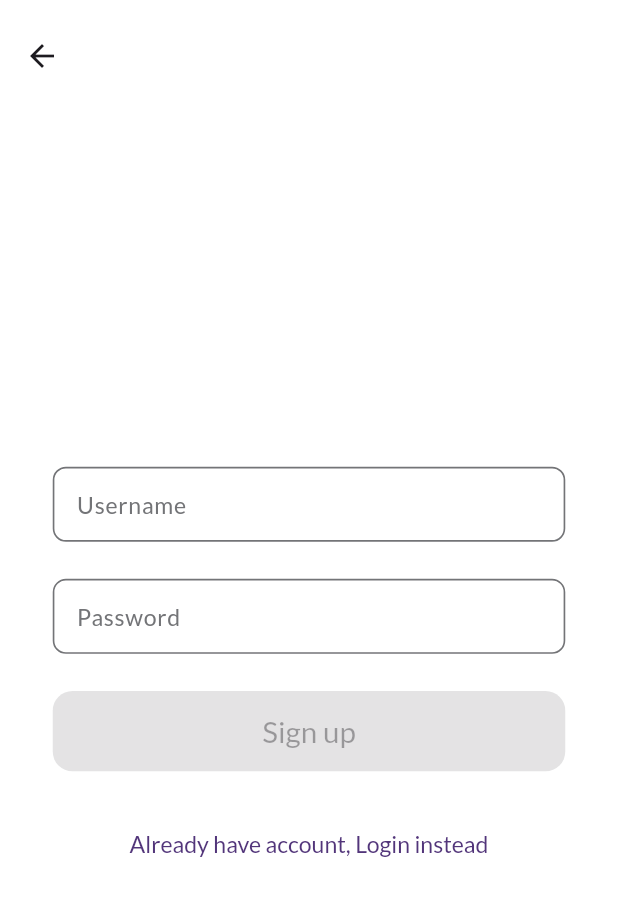
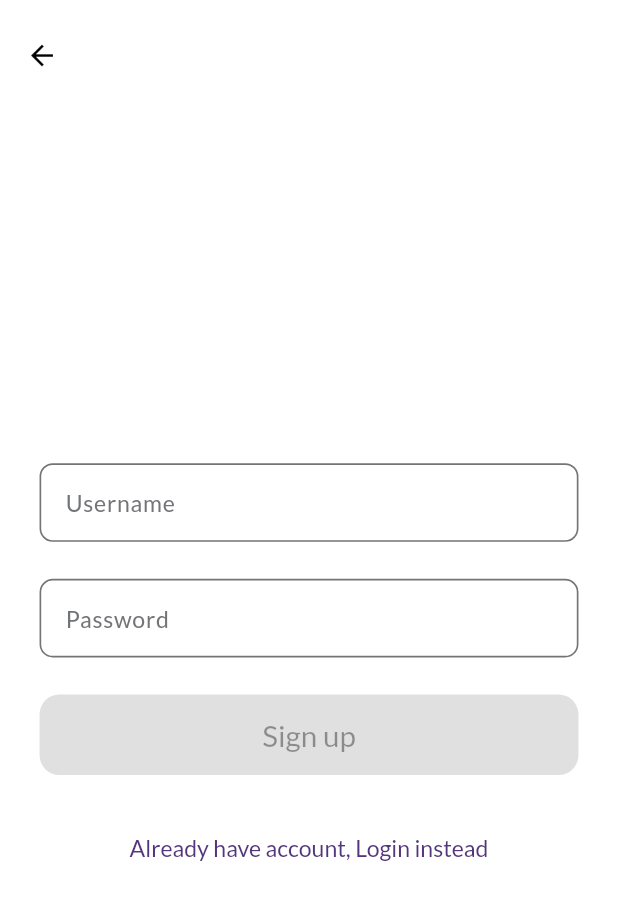
Before and after one commit to mohamedshehaby/Minapharm-task, a Flutter app: the screen it shows after launch, after a tap on an icon or button, on a phone screen of 412 x 824 dp. Shown: the top 900 px of the screen. Run offline on Flutter 3.47's test engine with Material 2 defaults, Android fonts, the phone set to English and light mode, and no system bars; our stand-ins replace bloc, cached_network_image, dartz, dio, equatable, flutter_bloc and 10 more; accounts and stored records are empty; generated files the repository leaves out were written again; network calls fail.

Commit message:
Upgrade to flutter 3.7

```diff
--- a/lib/domain/usecases/usecases.dart
+++ b/lib/domain/usecases/usecases.dart
@@ -1,5 +1,4 @@
 export 'get_movies_use_case.dart';
-export 'is_user_logged_in_use_case.dart';
 export 'is_user_logged_in_use_case.dart';
 export 'login_use_case.dart';
 export 'signout_use_case.dart';
--- a/lib/presentation/resources/colors_manager.dart
+++ b/lib/presentation/resources/colors_manager.dart
@@ -1,4 +1,6 @@
 import 'dart:ui';
+
+import 'package:flutter/material.dart' show Colors;
 
 class AppColor {
   const AppColor._();
@@ -16,4 +18,9 @@ class AppColor {
   static const Color grey1 = Color(0xff707070);
   static const Color grey2 = Color(0xff797979);
   static const Color grey3 = Color(0xff888888);
+
+  // General Colors
+  static const Color white = Colors.white;
+  static const Color red = Colors.red;
+  static const Color transparent = Colors.transparent;
 }
--- a/lib/presentation/resources/theme_manager.dart
+++ b/lib/presentation/resources/theme_manager.dart
@@ -23,30 +23,36 @@ MaterialColor createMaterialColor(Color color) {
   return MaterialColor(color.value, swatch);
 }
 
+var orientation = ScreenUtil().orientation;
+
 ThemeData getAppTheme() {
   return ThemeData(
     useMaterial3: true,
 
     // platform: TargetPlatform.iOS,
+    colorScheme: ColorScheme.fromSwatch(
+      primarySwatch: createMaterialColor(AppColor.primary),
+      primaryColorDark: AppColor.darkPrimary,
+      accentColor: AppColor.secondary,
+      errorColor: AppColor.red,
+      cardColor: AppColor.white,
+      backgroundColor: AppColor.white,
+    ),
 
-    // Main Colors
-    primaryColor: AppColor.primary,
-    primaryColorLight: AppColor.lightPrimary,
-    primaryColorDark: AppColor.darkPrimary,
     disabledColor: AppColor.grey1,
-    errorColor: Colors.red,
     splashColor: AppColor.lightPrimary,
-    primarySwatch: createMaterialColor(AppColor.primary),
-    scaffoldBackgroundColor: Colors.white,
+    scaffoldBackgroundColor: AppColor.white,
 
     // ProgressIndicator Theme
     progressIndicatorTheme: const ProgressIndicatorThemeData(color: AppColor.secondary),
 
     // App Bar Theme
     appBarTheme: AppBarTheme(
-      toolbarHeight: AppSize.s64.h,
+      toolbarHeight: ScreenUtil().screenHeight *
+          (ScreenUtil().orientation == Orientation.portrait ? .09 : .14),
+      iconTheme: IconThemeData(size: AppSize.s20.w),
       systemOverlayStyle: const SystemUiOverlayStyle(
-        statusBarColor: AppColor.primary,
+        statusBarColor: AppColor.lightPrimary,
         statusBarIconBrightness: Brightness.light,
         statusBarBrightness: Brightness.light,
       ),
@@ -54,17 +60,23 @@ ThemeData getAppTheme() {
       backgroundColor: AppColor.primary,
       shadowColor: AppColor.lightPrimary,
       elevation: 0,
-      titleTextStyle: getSemiBoldTextStyle(fontSize: FontSize.s16, color: Colors.white),
+      titleTextStyle: getSemiBoldTextStyle(fontSize: FontSize.s16, color: AppColor.white),
     ),
 
+    dialogTheme: const DialogTheme(
+      backgroundColor: AppColor.white,
+      surfaceTintColor: AppColor.white,
+    ),
     // Elevated Button Theme
     elevatedButtonTheme: ElevatedButtonThemeData(
       style: ElevatedButton.styleFrom(
-        padding: EdgeInsets.symmetric(vertical: AppSize.s12.h),
+        padding: EdgeInsets.symmetric(
+            vertical:
+                ScreenUtil().orientation == Orientation.portrait ? AppSize.s12.h : AppSize.s24.h),
         minimumSize: Size(double.infinity, AppSize.s24.h),
-        textStyle: getRegularTextStyle(color: Colors.white, fontSize: FontSize.s18),
+        textStyle: getRegularTextStyle(color: AppColor.white, fontSize: FontSize.s18),
         backgroundColor: AppColor.primary,
-        foregroundColor: Colors.white,
+        foregroundColor: AppColor.white,
         shape: RoundedRectangleBorder(borderRadius: BorderRadius.circular(AppSize.s12.w)),
       ),
     ),
@@ -99,19 +111,19 @@ ThemeData getAppTheme() {
     // Form Field Theme
     inputDecorationTheme: InputDecorationTheme(
       // content padding
-      contentPadding: const EdgeInsets.all(AppSize.s12),
+      contentPadding: EdgeInsets.all(AppSize.s12.w),
       // hint style
       hintStyle: getRegularTextStyle(color: AppColor.grey, fontSize: FontSize.s14),
       // label style
       labelStyle: getMediumTextStyle(color: AppColor.grey, fontSize: FontSize.s14),
       // error style
-      errorStyle: getRegularTextStyle(color: Colors.red),
+      errorStyle: getRegularTextStyle(color: AppColor.red),
       // enabled border
       enabledBorder: _getOutlineInputBorder(color: AppColor.grey),
       // focused border
       focusedBorder: _getOutlineInputBorder(color: AppColor.secondary),
       // error border
-      errorBorder: _getOutlineInputBorder(color: Colors.red),
+      errorBorder: _getOutlineInputBorder(color: AppColor.red),
       // focused error border
       focusedErrorBorder: _getOutlineInputBorder(color: AppColor.primary),
     ),
--- a/lib/presentation/screens/login/login_screen.dart
+++ b/lib/presentation/screens/login/login_screen.dart
@@ -2,10 +2,9 @@ import 'package:flutter/material.dart';
 import 'package:flutter_bloc/flutter_bloc.dart';
 import 'package:flutter_screenutil/flutter_screenutil.dart';
 import 'package:formz/formz.dart';
+import 'package:minapharm_task/presentation/blocs/managing/auth/auth_bloc.dart';
 import 'package:minapharm_task/presentation/blocs/validation/login/login_bloc.dart';
 import 'package:minapharm_task/presentation/resources/resources.dart';
-
-import 'package:minapharm_task/presentation/blocs/managing/auth/auth_bloc.dart';
 import 'package:minapharm_task/presentation/widgets/dialog/show_auth_error.dart';
 import 'package:minapharm_task/presentation/widgets/loading/loading_screen/loading_screen.dart';
 
@@ -38,8 +37,7 @@ class LoginScreen extends StatelessWidget {
           child: Align(
             alignment: Alignment.center,
             child: SingleChildScrollView(
-              child: Padding(
-                padding: EdgeInsets.symmetric(horizontal: AppSize.s32.w, vertical: AppSize.s20.h),
+              padding: EdgeInsets.symmetric(horizontal: AppSize.s24.w, vertical: AppSize.s20.h),
               child: Wrap(
                 alignment: WrapAlignment.center,
                 runSpacing: AppSize.s20.h,
@@ -54,7 +52,6 @@ class LoginScreen extends StatelessWidget {
           ),
         ),
       ),
-      ),
     );
   }
 }
--- a/lib/presentation/screens/movies/movie_card.dart
+++ b/lib/presentation/screens/movies/movie_card.dart
@@ -1,10 +1,9 @@
 import 'package:cached_network_image/cached_network_image.dart';
 import 'package:flutter/material.dart';
 import 'package:flutter_screenutil/flutter_screenutil.dart';
-import 'package:minapharm_task/presentation/widgets/loading/loading_Indicator.dart';
-
 import 'package:minapharm_task/domain/entities/movie_entity.dart';
 import 'package:minapharm_task/presentation/resources/values_manager.dart';
+import 'package:minapharm_task/presentation/widgets/loading/loading_indicator.dart';
 
 class MovieCard extends StatelessWidget {
   final MovieEntity movie;
@@ -24,7 +23,7 @@ class MovieCard extends StatelessWidget {
                 return const LoadingIndicator();
               },
               errorWidget: (context, url, error) {
-                return   const LoadingIndicator();
+                return const LoadingIndicator();
               },
               imageUrl: movie.url,
             ),
--- a/lib/presentation/screens/movies/movies_screen.dart
+++ b/lib/presentation/screens/movies/movies_screen.dart
@@ -1,12 +1,12 @@
 import 'package:flutter/material.dart';
 import 'package:flutter_bloc/flutter_bloc.dart';
 import 'package:flutter_screenutil/flutter_screenutil.dart';
-import 'package:minapharm_task/presentation/widgets/error/error_screen.dart';
-
 import 'package:minapharm_task/presentation/blocs/managing/movies/movies_bloc.dart';
+import 'package:minapharm_task/presentation/resources/colors_manager.dart';
 import 'package:minapharm_task/presentation/resources/strings_manager.dart';
 import 'package:minapharm_task/presentation/resources/values_manager.dart';
 import 'package:minapharm_task/presentation/screens/movies/movie_card.dart';
+import 'package:minapharm_task/presentation/widgets/error/error_screen.dart';
 
 class MoviesScreen extends StatelessWidget {
   const MoviesScreen({super.key});
@@ -17,7 +17,7 @@ class MoviesScreen extends StatelessWidget {
       appBar: AppBar(
         title: const Text(AppStrings.movies),
         leading: const BackButton(
-          color: Colors.white,
+          color: AppColor.white,
         ),
       ),
       body: BlocBuilder<MoviesBloc, MoviesState>(
@@ -36,7 +36,10 @@ class MoviesScreen extends StatelessWidget {
                     final movie = movies.elementAt(index);
                     return Container(
                       padding: EdgeInsets.only(
-                          top: AppSize.s12.h, right: AppSize.s12.w, left: AppSize.s12.w),
+                        top: AppSize.s12.h,
+                        right: AppSize.s12.w,
+                        left: AppSize.s12.w,
+                      ),
                       height: ScreenUtil().screenHeight * .65,
                       child: MovieCard(
                         movie: movie,
--- a/lib/presentation/screens/signup/signup_screen.dart
+++ b/lib/presentation/screens/signup/signup_screen.dart
@@ -2,7 +2,6 @@ import 'package:flutter/material.dart';
 import 'package:flutter_bloc/flutter_bloc.dart';
 import 'package:flutter_screenutil/flutter_screenutil.dart';
 import 'package:formz/formz.dart';
-
 import 'package:minapharm_task/presentation/blocs/managing/auth/auth_bloc.dart';
 import 'package:minapharm_task/presentation/blocs/validation/signup/signup_bloc.dart';
 import 'package:minapharm_task/presentation/resources/routes_manager.dart';
@@ -10,6 +9,8 @@ import 'package:minapharm_task/presentation/resources/strings_manager.dart';
 import 'package:minapharm_task/presentation/resources/values_manager.dart';
 import 'package:minapharm_task/presentation/widgets/dialog/show_auth_error.dart';
 import 'package:minapharm_task/presentation/widgets/loading/loading_screen/loading_screen.dart';
+
+import '../../resources/colors_manager.dart';
 
 part 'widgets/go_to_login_view_button.dart';
 part 'widgets/password_text_field.dart';
@@ -24,16 +25,14 @@ class SignupScreen extends StatelessWidget {
     return SafeArea(
         child: Scaffold(
       appBar: AppBar(
-              toolbarHeight: AppSize.s60.h,
         scrolledUnderElevation: 0,
         elevation: 0,
-              backgroundColor: Colors.transparent,
+        backgroundColor: AppColor.transparent,
       ),
       body: BlocListener<AuthBloc, AuthState>(
         listener: (context, state) {
           if (state is AuthLoadingState) {
-                  LoadingScreen.instance()
-                      .show(context: context, text: AppStrings.creatingYourAccount);
+            LoadingScreen.instance().show(context: context, text: AppStrings.creatingYourAccount);
           } else {
             LoadingScreen.instance().hide();
             if (state is AuthFailureState) {
@@ -47,11 +46,11 @@ class SignupScreen extends StatelessWidget {
         child: Align(
           alignment: Alignment.center,
           child: SingleChildScrollView(
-                  child: Padding(
-                    padding:
-                        EdgeInsets.symmetric(horizontal: AppSize.s32.w, vertical: AppSize.s20.h),
+            padding: EdgeInsets.symmetric(horizontal: AppSize.s24.w, vertical: AppSize.s20.h),
             child: Wrap(
               alignment: WrapAlignment.center,
+              crossAxisAlignment: WrapCrossAlignment.center,
+              runAlignment: WrapAlignment.center,
               runSpacing: AppSize.s20.h,
               children: const [
                 UserNameTextField(),
@@ -63,6 +62,6 @@ class SignupScreen extends StatelessWidget {
           ),
         ),
       ),
-            )));
+    ));
   }
 }
--- a/lib/presentation/widgets/loading/loading_screen/loading_screen.dart
+++ b/lib/presentation/widgets/loading/loading_screen/loading_screen.dart
@@ -2,10 +2,9 @@ import 'dart:async';
 
 import 'package:flutter/material.dart';
 import 'package:flutter_screenutil/flutter_screenutil.dart';
-import 'package:minapharm_task/presentation/widgets/loading/loading_Indicator.dart';
-
 import 'package:minapharm_task/presentation/resources/colors_manager.dart';
 import 'package:minapharm_task/presentation/resources/values_manager.dart';
+import 'package:minapharm_task/presentation/widgets/loading/loading_indicator.dart';
 import 'package:minapharm_task/presentation/widgets/loading/loading_screen/loading_screen_controller.dart';
 
 class LoadingScreen {
@@ -100,7 +99,7 @@ class LoadingScreen {
       },
     );
 
-    overlayState?.insert(overlayEntry);
+    overlayState.insert(overlayEntry);
 
     // This will control the overlay
     return LoadingScreenController(
--- a/pubspec.yaml
+++ b/pubspec.yaml
@@ -17,13 +17,13 @@ dependencies:
 
 
   cupertino_icons: ^1.0.2
-  google_fonts: ^3.0.1
+  google_fonts: ^4.0.1
   equatable: ^2.0.5
   dio: ^4.0.6
   dartz: ^0.10.1
   internet_connection_checker: ^1.0.0+1
   get_it: ^7.2.0
-  flutter_screenutil: ^5.6.0
+  flutter_screenutil: ^5.6.1
   bloc: ^8.1.0
   flutter_bloc: ^8.1.1
   json_annotation: ^4.8.0
@@ -31,6 +31,7 @@ dependencies:
   hive_flutter: ^1.1.0
   formz: ^0.4.1
   cached_network_image: ^3.2.3
+  device_preview: ^1.1.0
 
 
 dev_dependencies:
```
Also changed, not shown: lib/presentation/widgets/loading/loading_indicator.dart (renamed from lib/presentation/widgets/loading/loading_Indicator.dart), pubspec.lock, 1 other file. Lines whose indentation alone changed are shown as unchanged.
